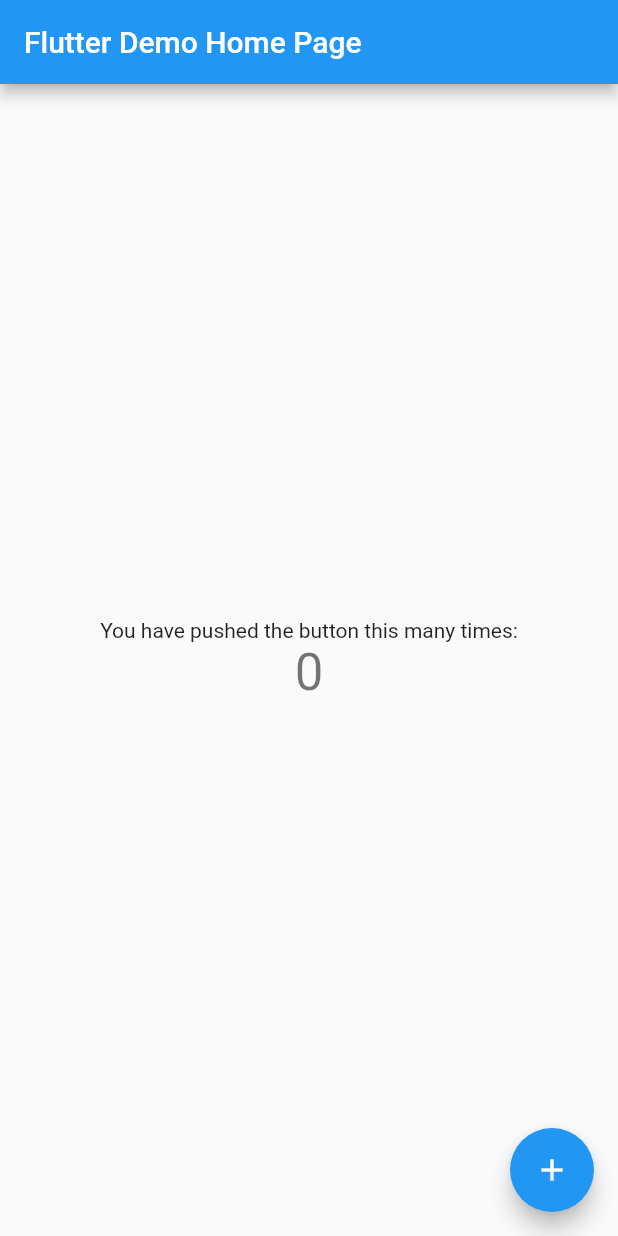
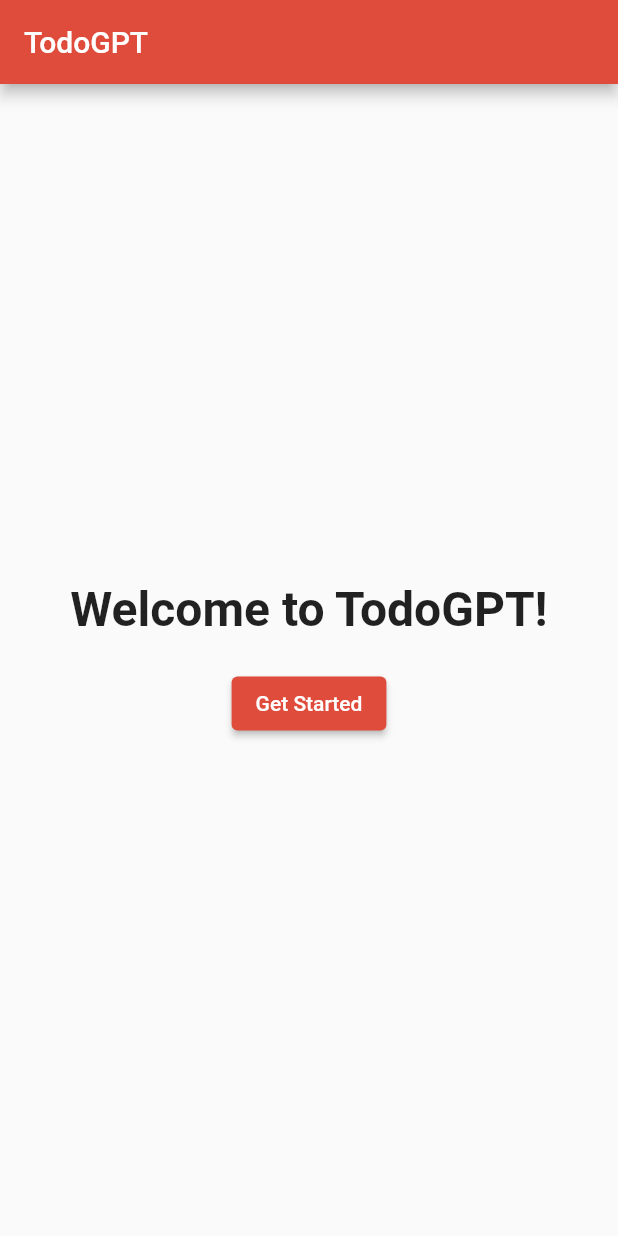
Before and after one commit to seonwoo960000/flutter-todo, a Flutter app: the screen it shows after launch, on a phone screen of 412 x 824 dp. Run offline on Flutter 3.47's test engine with Material 2 defaults, Android fonts, the phone set to English and light mode, and no system bars; our stand-ins replace flutter_slidable, grouped_list.

Commit message:
Add layout

```diff
--- a/lib/main.dart
+++ b/lib/main.dart
@@ -1,115 +1,71 @@
+import 'dart:math';
+
 import 'package:flutter/material.dart';
+import 'package:flutter_slidable/flutter_slidable.dart';
+import 'package:grouped_list/grouped_list.dart';
 
 void main() {
-  runApp(const MyApp());
+  runApp(const TodoApp());
 }
 
-class MyApp extends StatelessWidget {
-  const MyApp({super.key});
+class TodoApp extends StatelessWidget {
+  const TodoApp({super.key});
 
-  // This widget is the root of your application.
+  static const int primaryColor = 0xFFE04C3C;
+
   @override
   Widget build(BuildContext context) {
+    const MaterialColor myColor = MaterialColor(primaryColor, <int, Color>{
+      50: Color(primaryColor),
+      100: Color(primaryColor),
+      200: Color(primaryColor),
+      300: Color(primaryColor),
+      400: Color(primaryColor),
+      500: Color(primaryColor),
+      600: Color(primaryColor),
+      700: Color(primaryColor),
+      800: Color(primaryColor),
+      900: Color(primaryColor),
+    });
+
     return MaterialApp(
-      title: 'Flutter Demo',
+      title: 'TodoGPT',
       theme: ThemeData(
-        // This is the theme of your application.
-        //
-        // Try running your application with "flutter run". You'll see the
-        // application has a blue toolbar. Then, without quitting the app, try
-        // changing the primarySwatch below to Colors.green and then invoke
-        // "hot reload" (press "r" in the console where you ran "flutter run",
-        // or simply save your changes to "hot reload" in a Flutter IDE).
-        // Notice that the counter didn't reset back to zero; the application
-        // is not restarted.
-        primarySwatch: Colors.blue,
+        primarySwatch: myColor,
+        visualDensity: VisualDensity.adaptivePlatformDensity,
       ),
-      home: const MyHomePage(title: 'Flutter Demo Home Page'),
+      home: const MyHomePage(title: 'TodoGPT')
     );
   }
 }
 
-class MyHomePage extends StatefulWidget {
-  const MyHomePage({super.key, required this.title});
-
-  // This widget is the home page of your application. It is stateful, meaning
-  // that it has a State object (defined below) that contains fields that affect
-  // how it looks.
-
-  // This class is the configuration for the state. It holds the values (in this
-  // case the title) provided by the parent (in this case the App widget) and
-  // used by the build method of the State. Fields in a Widget subclass are
-  // always marked "final".
-
+class MyHomePage extends StatelessWidget {
   final String title;
 
-  @override
-  State<MyHomePage> createState() => _MyHomePageState();
-}
-
-class _MyHomePageState extends State<MyHomePage> {
-  int _counter = 0;
-
-  void _incrementCounter() {
-    setState(() {
-      // This call to setState tells the Flutter framework that something has
-      // changed in this State, which causes it to rerun the build method below
-      // so that the display can reflect the updated values. If we changed
-      // _counter without calling setState(), then the build method would not be
-      // called again, and so nothing would appear to happen.
-      _counter++;
-    });
-  }
+  const MyHomePage({Key? key, required this.title}) : super(key: key);
 
   @override
   Widget build(BuildContext context) {
-    // This method is rerun every time setState is called, for instance as done
-    // by the _incrementCounter method above.
-    //
-    // The Flutter framework has been optimized to make rerunning build methods
-    // fast, so that you can just rebuild anything that needs updating rather
-    // than having to individually change instances of widgets.
     return Scaffold(
       appBar: AppBar(
-        // Here we take the value from the MyHomePage object that was created by
-        // the App.build method, and use it to set our appbar title.
-        title: Text(widget.title),
+        title: Text(title),
       ),
       body: Center(
-        // Center is a layout widget. It takes a single child and positions it
-        // in the middle of the parent.
         child: Column(
-          // Column is also a layout widget. It takes a list of children and
-          // arranges them vertically. By default, it sizes itself to fit its
-          // children horizontally, and tries to be as tall as its parent.
-          //
-          // Invoke "debug painting" (press "p" in the console, choose the
-          // "Toggle Debug Paint" action from the Flutter Inspector in Android
-          // Studio, or the "Toggle Debug Paint" command in Visual Studio Code)
-          // to see the wireframe for each widget.
-          //
-          // Column has various properties to control how it sizes itself and
-          // how it positions its children. Here we use mainAxisAlignment to
-          // center the children vertically; the main axis here is the vertical
-          // axis because Columns are vertical (the cross axis would be
-          // horizontal).
           mainAxisAlignment: MainAxisAlignment.center,
-          children: <Widget>[
+          children: [
             const Text(
-              'You have pushed the button this many times:',
+              'Welcome to TodoGPT!',
+              style: TextStyle(fontSize: 32, fontWeight: FontWeight.bold),
             ),
-            Text(
-              '$_counter',
-              style: Theme.of(context).textTheme.headlineMedium,
+            const SizedBox(height: 20),
+            ElevatedButton(
+              onPressed: () {},
+              child: const Text('Get Started'),
             ),
           ],
         ),
       ),
-      floatingActionButton: FloatingActionButton(
-        onPressed: _incrementCounter,
-        tooltip: 'Increment',
-        child: const Icon(Icons.add),
-      ), // This trailing comma makes auto-formatting nicer for build methods.
     );
   }
 }
--- a/pubspec.yaml
+++ b/pubspec.yaml
@@ -35,9 +35,7 @@
   # The following adds the Cupertino Icons font to your application.
   # Use with the CupertinoIcons class for iOS style icons.
   cupertino_icons: ^1.0.3
-
   flutter_slidable: ^0.6.0
-  animated_floatactionbuttons: ^1.0.0
   grouped_list: ^4.0.0
 
 dev_dependencies:
```
Also changed, not shown: pubspec.lock, 1 other file.
